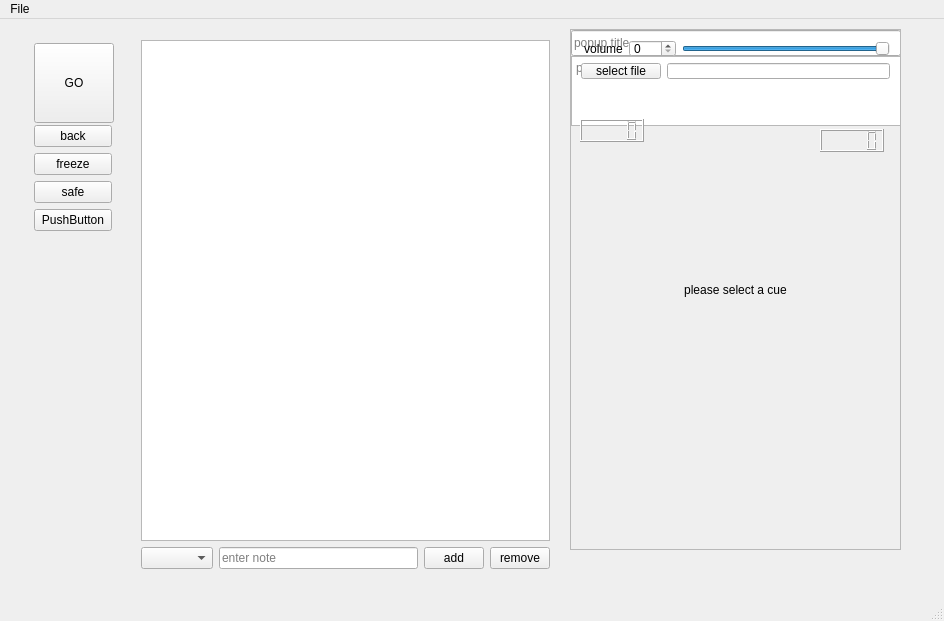
Petros99/gocue, file mainwindow.ui: the form before one commit.
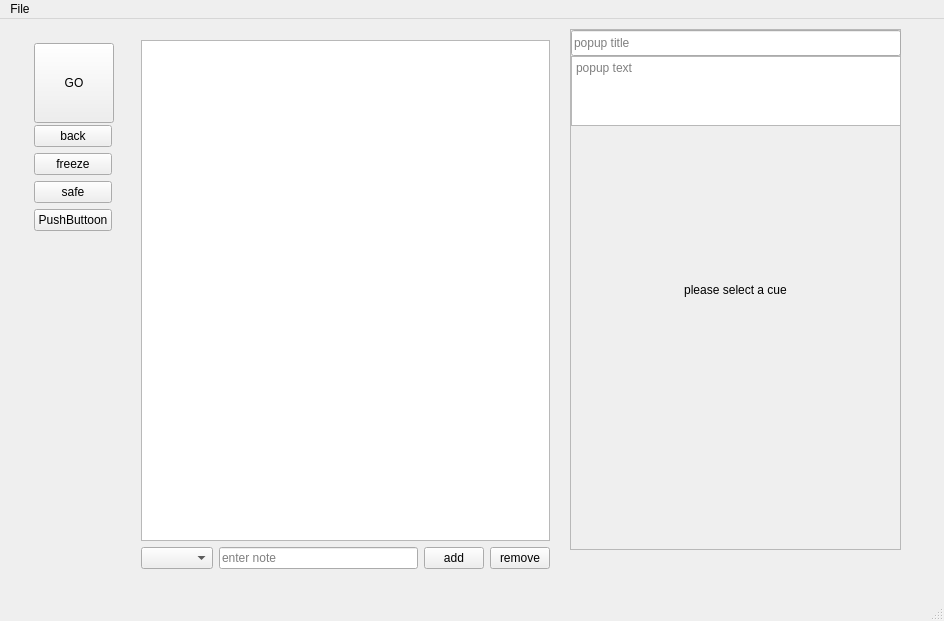
The form after the commit. Custom widgets are drawn as their Qt base class.

```diff
--- a/mainwindow.ui
+++ b/mainwindow.ui
@@ -67,7 +67,7 @@
      <item>
       <widget class="QPushButton" name="pushButton_4">
        <property name="text">
-        <string>PushButton</string>
+        <string>PushButtoon</string>
        </property>
       </widget>
      </item>
@@ -186,136 +186,6 @@
      </property>
     </widget>
    </widget>
-   <widget class="QFrame" name="actionPlayAudioFileSettings">
-    <property name="geometry">
-     <rect>
-      <x>570</x>
-      <y>10</y>
-      <width>331</width>
-      <height>521</height>
-     </rect>
-    </property>
-    <property name="frameShape">
-     <enum>QFrame::StyledPanel</enum>
-    </property>
-    <property name="frameShadow">
-     <enum>QFrame::Sunken</enum>
-    </property>
-    <widget class="QWidget" name="layoutWidget">
-     <property name="geometry">
-      <rect>
-       <x>0</x>
-       <y>0</y>
-       <width>331</width>
-       <height>61</height>
-      </rect>
-     </property>
-     <layout class="QVBoxLayout" name="verticalLayout_4">
-      <item>
-       <layout class="QHBoxLayout" name="horizontalLayout_2">
-        <property name="leftMargin">
-         <number>3</number>
-        </property>
-        <item>
-         <widget class="QLabel" name="volumeControlLabel">
-          <property name="font">
-           <font>
-            <weight>50</weight>
-            <bold>false</bold>
-            <underline>false</underline>
-            <strikeout>false</strikeout>
-            <kerning>true</kerning>
-           </font>
-          </property>
-          <property name="text">
-           <string>volume</string>
-          </property>
-          <property name="alignment">
-           <set>Qt::AlignCenter</set>
-          </property>
-         </widget>
-        </item>
-        <item>
-         <layout class="QGridLayout" name="gridLayout">
-          <property name="topMargin">
-           <number>0</number>
-          </property>
-          <item row="0" column="0">
-           <widget class="QSpinBox" name="volumeControl_spin">
-            <property name="maximum">
-             <number>100</number>
-            </property>
-           </widget>
-          </item>
-          <item row="0" column="1">
-           <widget class="QSlider" name="volumeControl_slide">
-            <property name="autoFillBackground">
-             <bool>false</bool>
-            </property>
-            <property name="maximum">
-             <number>100</number>
-            </property>
-            <property name="value">
-             <number>100</number>
-            </property>
-            <property name="orientation">
-             <enum>Qt::Horizontal</enum>
-            </property>
-            <property name="invertedAppearance">
-             <bool>false</bool>
-            </property>
-            <property name="invertedControls">
-             <bool>false</bool>
-            </property>
-            <property name="tickPosition">
-             <enum>QSlider::NoTicks</enum>
-            </property>
-            <property name="tickInterval">
-             <number>0</number>
-            </property>
-           </widget>
-          </item>
-         </layout>
-        </item>
-       </layout>
-      </item>
-      <item>
-       <layout class="QHBoxLayout" name="horizontalLayout_3">
-        <item>
-         <widget class="QPushButton" name="selectAudioFileButton">
-          <property name="text">
-           <string>select file</string>
-          </property>
-         </widget>
-        </item>
-        <item>
-         <widget class="QLineEdit" name="selectAudioFileLineEdit"/>
-        </item>
-       </layout>
-      </item>
-     </layout>
-    </widget>
-    <widget class="QLCDNumber" name="playbackPassedLcd">
-     <property name="geometry">
-      <rect>
-       <x>10</x>
-       <y>90</y>
-       <width>64</width>
-       <height>23</height>
-      </rect>
-     </property>
-    </widget>
-    <widget class="QLCDNumber" name="playbackRemainLcd">
-     <property name="geometry">
-      <rect>
-       <x>250</x>
-       <y>100</y>
-       <width>64</width>
-       <height>23</height>
-      </rect>
-     </property>
-    </widget>
-   </widget>
    <widget class="QFrame" name="actionNoneSettings">
     <property name="geometry">
      <rect>
@@ -344,6 +214,16 @@
      </item>
     </layout>
    </widget>
+   <widget class="ActionPlayAudioFileGui" name="action_play_audio_file_gui" native="true">
+    <property name="geometry">
+     <rect>
+      <x>570</x>
+      <y>10</y>
+      <width>331</width>
+      <height>521</height>
+     </rect>
+    </property>
+   </widget>
    <zorder>layoutWidget</zorder>
    <zorder>layoutWidget</zorder>
    <zorder>actionNoneSettings</zorder>
@@ -393,6 +273,14 @@
   </action>
  </widget>
  <layoutdefault spacing="6" margin="11"/>
+ <customwidgets>
+  <customwidget>
+   <class>ActionPlayAudioFileGui</class>
+   <extends>QWidget</extends>
+   <header>actionplayaudiofilegui.h</header>
+   <container>1</container>
+  </customwidget>
+ </customwidgets>
  <resources/>
  <connections>
   <connection>
```
Left out of the diff: 4 changed lines with no effect on the pictures.
